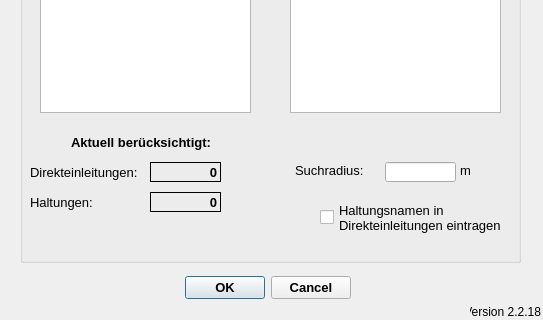
The window that qkan/linkflaechen/resources/application_createlinesw.ui (hoettges/QKan) describes before a commit, drawn with Qt 5; both pictures show x 0 to 543 and y 148 to 468 of the 543 by 468 pixel window.
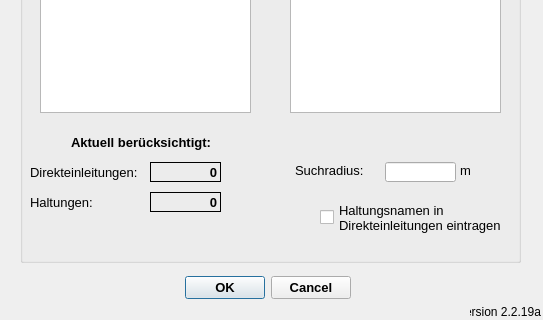
The same window after the commit.

The edit to the form file:
```diff
--- a/qkan/linkflaechen/resources/application_createlinesw.ui
+++ b/qkan/linkflaechen/resources/application_createlinesw.ui
@@ -424,7 +424,7 @@
     <string>Version QKan Import</string>
    </property>
    <property name="text">
-    <string>Version 2.2.18</string>
+    <string>Version 2.2.19a</string>
    </property>
    <property name="alignment">
     <set>Qt::AlignRight|Qt::AlignTrailing|Qt::AlignVCenter</set>
```
